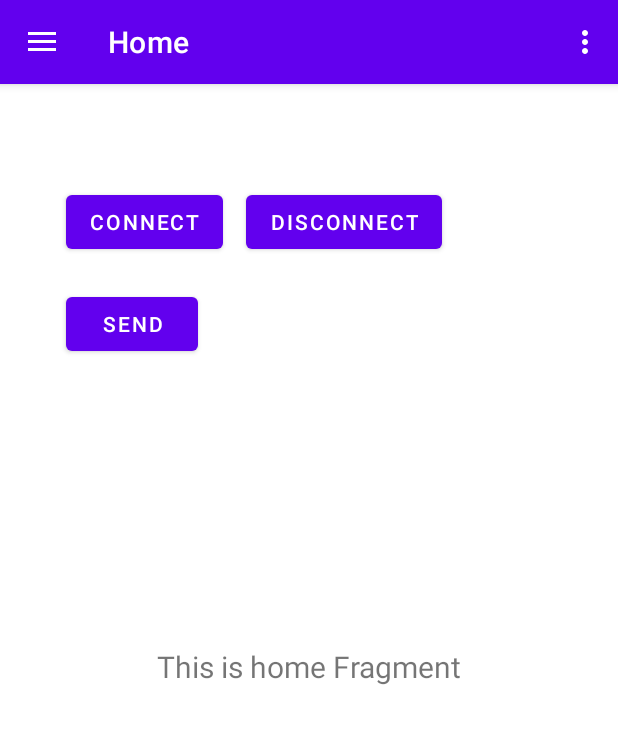
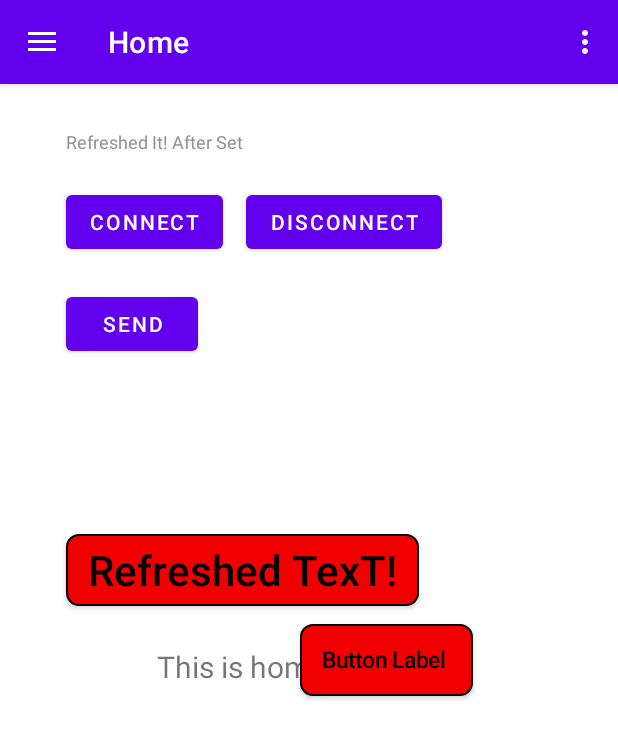
Before and after one commit to H1Jam/ProjectAADA, an Android app: the screen it shows after launch (MainActivity), on a phone screen of 412 x 824 dp. Shown: the top 738 px of the screen. Run offline under Robolectric (Android 15) with nearby library versions, the phone set to English and light mode, and no system bars; our stand-ins replace navigation-ui.

Commit message:
Add the mighty ScreenObjects!

```diff
--- a/app/src/main/AndroidManifest.xml
+++ b/app/src/main/AndroidManifest.xml
@@ -3,6 +3,7 @@
     package="com.hjam.aada">
     <uses-permission android:name="android.permission.BLUETOOTH_CONNECT" />
     <application
+        android:name=".AADATheApp"
         android:allowBackup="true"
         android:icon="@mipmap/ic_launcher"
         android:label="@string/app_name"
@@ -12,6 +13,7 @@
         <activity
             android:name=".MainActivity"
             android:exported="true"
+            android:configChanges="keyboardHidden|orientation|screenSize"
             android:label="@string/app_name"
             android:theme="@style/Theme.AADA.NoActionBar">
             <intent-filter>
--- /dev/null
+++ b/app/src/main/java/com/hjam/aada/AADATheApp.kt
@@ -0,0 +1,16 @@
+package com.hjam.aada
+
+import android.app.Application
+
+class AADATheApp: Application() {
+
+    override fun onCreate() {
+        super.onCreate()
+        instance = this
+    }
+
+    companion object {
+        lateinit var instance: AADATheApp
+            private set
+    }
+}
--- a/app/src/main/java/com/hjam/aada/MainActivity.kt
+++ b/app/src/main/java/com/hjam/aada/MainActivity.kt
@@ -5,13 +5,16 @@ import android.annotation.SuppressLint
 import android.bluetooth.BluetoothDevice
 import android.content.pm.PackageManager
 import android.os.Bundle
+import android.util.DisplayMetrics
 import android.util.Log
+import android.util.TypedValue
 import android.view.Menu
 import android.view.MenuItem
 import android.widget.Button
 import android.widget.TextView
 import androidx.appcompat.app.AlertDialog
 import androidx.appcompat.app.AppCompatActivity
+import androidx.constraintlayout.widget.ConstraintLayout
 import androidx.core.app.ActivityCompat
 import androidx.core.view.GravityCompat
 import androidx.drawerlayout.widget.DrawerLayout
@@ -25,7 +28,7 @@ import com.google.android.material.navigation.NavigationView
 import com.hjam.aada.comm.DataProtocol
 import com.hjam.aada.comm.DataProtocol.handleData
 import com.hjam.aada.databinding.ActivityMainBinding
-import com.hjam.aada.utils.Crc16
+import com.hjam.aada.utils.Logger
 import com.hjam.ezbluelib.EzBlue
 import java.nio.ByteBuffer
 import java.nio.ByteOrder
@@ -47,6 +50,7 @@ class MainActivity : AppCompatActivity(), EzBlue.BlueCallback, EzBlue.BlueParser
         private const val mTag = "AADA_MainActivity"
         private const val BLUETOOTH_PERMISSION_CODE = 101
     }
+
 
     override fun onCreate(savedInstanceState: Bundle?) {
         super.onCreate(savedInstanceState)
@@ -83,17 +87,43 @@ class MainActivity : AppCompatActivity(), EzBlue.BlueCallback, EzBlue.BlueParser
         }
     }
 
+    private fun pxToMm(px: Int): Int {
+        return (px.toFloat() / TypedValue.applyDimension(
+            TypedValue.COMPLEX_UNIT_MM, 1f, resources.displayMetrics
+        )
+                ).toInt()
+    }
+
     private fun setViews() {
         mLblText = binding.root.findViewById(R.id.lbl_text)
         mBtnSend = binding.root.findViewById(R.id.btn_send)
         mBtnConnect = binding.root.findViewById(R.id.btn_connect)
         mBtnDisconnect = binding.root.findViewById(R.id.btn_disconnect)
+
+        val canvas1: ConstraintLayout = findViewById(R.id.canvas01);
+        ScreenObjects.initScreen(canvas1, R.id.canvas01, R.id.canvas01, resources.displayMetrics)
+        val f = resources.displayMetrics.density
+        Logger.debug(
+            mTag, "heightPixels ${resources.displayMetrics.heightPixels} " +
+                    "widthPixels ${resources.displayMetrics.widthPixels}"
+        )
+        Logger.debug(
+            mTag, "heightPixels ${pxToMm(resources.displayMetrics.heightPixels)} " +
+                    "widthPixels ${pxToMm(resources.displayMetrics.widthPixels)}"
+        )
+        ScreenObjects.addTextToScreen(44, 30, -10, "First Test Label", 12)
+        ScreenObjects.refreshText(86, "Refreshed It!")
+        ScreenObjects.refreshText(-10, "Refreshed It! After Set")
+        ScreenObjects.refreshText(12, "Refreshed It! After Set!")
+        ScreenObjects.addButtonToScreen(44, 300, 255, " First Button Label ", 28)
+        ScreenObjects.addButtonToScreen(200, 360, 250, "Button Label ", 15)
+        ScreenObjects.refreshButtonText(255,"Refreshed TexT!")
     }
 
-    private fun bufferProtoTest(long : Long):ByteArray{
+    private fun bufferProtoTest(long: Long): ByteArray {
         val bb1 = ByteBuffer.allocate(Long.SIZE_BYTES + Float.SIZE_BYTES + Short.SIZE_BYTES)
         bb1.order(ByteOrder.LITTLE_ENDIAN)
-        val array = with(bb1){
+        val array = with(bb1) {
             putLong(long)
             putFloat(123.456F)
             putShort(4321)
@@ -104,7 +134,7 @@ class MainActivity : AppCompatActivity(), EzBlue.BlueCallback, EzBlue.BlueParser
     private fun startTheApp() {
         mBtnSend.setOnClickListener {
             // a byte array showcase:
-            val goodData1 = byteArrayOf(0x31,0x32,0x33,0x34,0x35,0x36,0x37,0x38,0x39)
+            val goodData1 = byteArrayOf(0x31, 0x32, 0x33, 0x34, 0x35, 0x36, 0x37, 0x38, 0x39)
             EzBlue.write(DataProtocol.prepareFrame(bufferProtoTest(System.currentTimeMillis())))
             //EzBlue.write(DataProtocol.prepareFrame(goodData1))
             // or just use the above line for single byte transfer:
@@ -117,6 +147,15 @@ class MainActivity : AppCompatActivity(), EzBlue.BlueCallback, EzBlue.BlueParser
         mBtnDisconnect.setOnClickListener {
             EzBlue.stop()
         }
+
+
+        //canvas1.requestLayout()
+//        try {
+//            ScreenObjects.initScreen(canvas1,R.id.canvas01,R.id.canvas01)
+//            ScreenObjects.addTextToScreen(100,200,10,50,1,"First Test Label")
+//        }catch (ex: Exception){
+//            Logger.error(mTag, ex.message.toString())
+//        }
     }
 
     private fun showDevList() {
@@ -160,10 +199,13 @@ class MainActivity : AppCompatActivity(), EzBlue.BlueCallback, EzBlue.BlueParser
     // Function to check and request permission.
     private fun checkPermission(permission: String, requestCode: Int): Boolean {
         if (ActivityCompat.checkSelfPermission(
-                this@MainActivity, permission) == PackageManager.PERMISSION_DENIED) {
+                this@MainActivity, permission
+            ) == PackageManager.PERMISSION_DENIED
+        ) {
             // Requesting the permission
             ActivityCompat.requestPermissions(
-                this@MainActivity, arrayOf(permission), requestCode)
+                this@MainActivity, arrayOf(permission), requestCode
+            )
             return false
         }
         return true
@@ -247,13 +289,15 @@ class MainActivity : AppCompatActivity(), EzBlue.BlueCallback, EzBlue.BlueParser
             Log.d(
                 mTag,
                 "BluePackReceived size=${inp.size} Data=[${
-                    inp.map { it.toUByte() }.joinToString()}]")
+                    inp.map { it.toUByte() }.joinToString()
+                }]"
+            )
             try {
                 //val bb =  ByteBuffer.wrap(inp)
                 //bb.order(ByteOrder.LITTLE_ENDIAN)
                 handleData(inp)
-            }catch (ex :Exception){
-                Log.e(mTag,"bluePackReceived Message "+ex.message.toString())
+            } catch (ex: Exception) {
+                Log.e(mTag, "bluePackReceived Message " + ex.message.toString())
             }
             val tmp = inp.map { it.toUByte() }.joinToString()
             setStatusText(tmp)
--- a/app/src/main/java/com/hjam/aada/ScreenObjects.kt
+++ b/app/src/main/java/com/hjam/aada/ScreenObjects.kt
@@ -1,25 +1,59 @@
 package com.hjam.aada
 
+import android.graphics.Color
+import android.graphics.drawable.Drawable
+import android.util.DisplayMetrics
+import android.util.TypedValue
+import android.view.View
+import android.view.ViewGroup
+import android.widget.Button
+import android.widget.TextView
+import androidx.appcompat.content.res.AppCompatResources
+import androidx.constraintlayout.widget.ConstraintLayout
 import com.hjam.aada.comm.types.TextLabel
 import com.hjam.aada.utils.Logger
+import kotlin.experimental.and
+
 
 object ScreenObjects {
     private val mTag = "ScreenObjects"
-    private val mTexLabelsList:MutableList<TextLabel> = mutableListOf()
+    private val mTexLabelsList: MutableList<TextLabel> = mutableListOf()
+    private var mTopToTop = 0
+    private var mLeftToLeft = 0
+    private lateinit var mCanvasConstraintLayout: ConstraintLayout
+    private lateinit var mDisplayMetrics: DisplayMetrics
 
-    private fun refreshScreen(){
-        for (tl in mTexLabelsList){
-            Logger.debug(mTag,"UI: $tl")
+    enum class ViewColors {
+        Red,
+        Blue,
+        White,
+        Black,
+        Yellow
+    }
+
+    private fun refreshScreen() {
+        for (tl in mTexLabelsList) {
+            Logger.debug(mTag, "UI: $tl")
         }
     }
 
-    fun addTextLabel(textLabel:TextLabel){
-        if (textLabel.tag <= 0){
+    fun initScreen(
+        canvasConstraintLayout: ConstraintLayout, topToTop: Int, leftToLeft: Int,
+        displayMetrics: DisplayMetrics
+    ) {
+        mTopToTop = topToTop
+        mLeftToLeft = leftToLeft
+        mCanvasConstraintLayout = canvasConstraintLayout
+        mDisplayMetrics = displayMetrics
+    }
+
+    fun addTextLabel(textLabel: TextLabel) {
+        if (textLabel.tag <= 0) {
             return
         }
-        Logger.debug(mTag,"addTextLabel: ${textLabel.tag}")
-        for (tl in mTexLabelsList){
-            if (tl.tag == textLabel.tag){
+        Logger.debug(mTag, "addTextLabel: ${textLabel.tag}")
+        for (tl in mTexLabelsList) {
+            if (tl.tag == textLabel.tag) {
                 modifyTextLabel(textLabel)
                 return
             }
@@ -28,10 +62,10 @@ object ScreenObjects {
         refreshScreen()
     }
 
-    private fun modifyTextLabel(textLabel:TextLabel){
-        Logger.debug(mTag,"modifyTextLabel: ${textLabel.tag}")
-        for (i in 0..mTexLabelsList.size){
-            if (mTexLabelsList[i].tag == textLabel.tag){
+    private fun modifyTextLabel(textLabel: TextLabel) {
+        Logger.debug(mTag, "modifyTextLabel: ${textLabel.tag}")
+        for (i in 0..mTexLabelsList.size) {
+            if (mTexLabelsList[i].tag == textLabel.tag) {
                 mTexLabelsList[i].setFromInstance(textLabel)
                 refreshScreen()
                 return
@@ -39,14 +73,172 @@ object ScreenObjects {
         }
     }
 
-    fun removeTextLabel(textLabel:TextLabel){
-        for (tl in mTexLabelsList){
-            if (tl.tag == textLabel.tag){
+    fun removeTextLabel(textLabel: TextLabel) {
+        for (tl in mTexLabelsList) {
+            if (tl.tag == textLabel.tag) {
                 mTexLabelsList.remove(tl)
                 return
             }
         }
     }
 
+    fun addTextToScreen(x: Int, y: Int, cTag: Int, vText: String, fSize: Int) {
+        val px = TypedValue.applyDimension(
+            TypedValue.COMPLEX_UNIT_DIP,
+            x.toFloat(),
+            mDisplayMetrics
+        ).toInt()
+        val py = TypedValue.applyDimension(
+            TypedValue.COMPLEX_UNIT_DIP,
+            y.toFloat(),
+            mDisplayMetrics
+        ).toInt()
+        val params = ConstraintLayout.LayoutParams(
+            ViewGroup.LayoutParams.WRAP_CONTENT,
+            ViewGroup.LayoutParams.WRAP_CONTENT
+        )
+        params.topToTop = mTopToTop
+        params.leftToLeft = mLeftToLeft
+        params.setMargins(px, py, 0, 0)
+        Logger.debug(
+            mTag, "addTextToScreen:[x:$x($px), y:$y($py), " +
+                    "cTag:${cTag.toUInt()}, Text:$vText], size:$fSize"
+        )
+        val lbl = TextView(AADATheApp.instance.applicationContext)
+        lbl.tag = "lbl${cTag.toUInt()}"
+        lbl.text = vText
+        lbl.layoutParams = params
+        lbl.setTextSize(TypedValue.COMPLEX_UNIT_DIP, fSize.toFloat())
+        // SetBtListener(btn[i]);
+        mCanvasConstraintLayout.addView(lbl)
+        //mCanvasConstraintLayout.requestLayout()
+        // SetBtListener(btn)
+    }
+
+    fun refreshText(cTag: Int, vText: String) {
+        val lbl: TextView? = mCanvasConstraintLayout.findViewWithTag("lbl${cTag.toUInt()}")
+        if (lbl != null) {
+            lbl.text = vText
+        } else {
+            Logger.error(mTag, "refreshText: TextView(tag=$cTag) does not exist!")
+        }
+    }
+
+    fun addButtonToScreen(x: Int, y: Int, cTag: Int, vText: String, fSize: Int) {
+        if (cTag < 0 || cTag > 255) {
+            Logger.error(mTag, "addButtonToScreen: Invalid tag! (tag:$cTag)")
+            return
+        }
+        val px = TypedValue.applyDimension(
+            TypedValue.COMPLEX_UNIT_DIP,
+            x.toFloat(),
+            mDisplayMetrics
+        ).toInt()
+        val py = TypedValue.applyDimension(
+            TypedValue.COMPLEX_UNIT_DIP,
+            y.toFloat(),
+            mDisplayMetrics
+        ).toInt()
+        val params = ConstraintLayout.LayoutParams(
+            ViewGroup.LayoutParams.WRAP_CONTENT,
+            ViewGroup.LayoutParams.WRAP_CONTENT
+        )
+        params.topToTop = mTopToTop
+        params.leftToLeft = mLeftToLeft
+        params.setMargins(px, py, 0, 0)
+        Logger.debug(
+            mTag, "addButtonToScreen:[x:$x($px), y:$y($py), " +
+                    "cTag:${cTag.toUInt()}, Text:$vText], size:$fSize"
+        )
+
+        val btn = Button(AADATheApp.instance.applicationContext)
+        btn.tag = "btn${cTag.toUInt()}"
+        btn.text = vText
+        btn.layoutParams = params
+        btn.isAllCaps = false
+        btn.setTextSize(TypedValue.COMPLEX_UNIT_DIP, fSize.toFloat())
+        btn.setTextColor(getDrawableForegroundColor(ViewColors.Red))
+        btn.background = getDrawable(ViewColors.Red)
+        val pad = TypedValue.applyDimension(
+            TypedValue.COMPLEX_UNIT_DIP,
+            15.0F,
+            mDisplayMetrics
+        ).toInt()
+
+        btn.setPaddingRelative(pad, 0, pad, 0)
+        mCanvasConstraintLayout.addView(btn)
+        setButtonListener(btn)
+    }
+
+    fun setButtonListener(button: Button) {
+        val buttonListener: View.OnClickListener = object : View.OnClickListener {
+            var numClicks = 0
+            override fun onClick(v: View?) {
+                numClicks++
+                val str = "TAG:${button.tag} $numClicks"
+                button.text = str
+                sendButtonClickData(v?.tag.toString())
+            }
+        }
+        button.setOnClickListener(buttonListener)
+    }
+
+    fun sendButtonClickData(tag: String) {
+        try {
+            val pTag: UByte = (Integer.parseInt(tag.drop(3))).toUByte() and 0xFF.toUByte()
+            Logger.debug(mTag, "sendBtnClickData: $pTag")
+        } catch (ex: Exception) {
+            Logger.debug(mTag, "sendBtnClickData: ${ex.message}")
+        }
+    }
+
+    fun refreshButtonText(cTag: Int, vText: String) {
+        val btn: Button? = mCanvasConstraintLayout.findViewWithTag("btn${cTag.toUInt()}")
+        if (btn != null) {
+            btn.text = vText
+        } else {
+            Logger.error(mTag, "refreshButtonText: Button(tag=$cTag) does not exist!")
+        }
+    }
+
+
+    private fun getDrawable(color: ViewColors): Drawable? {
+        return when (color) {
+            (ViewColors.Red) -> {
+                AppCompatResources.getDrawable(
+                    AADATheApp.instance.applicationContext,
+                    R.drawable.button_red
+                )
+            }
+            else -> {
+                AppCompatResources.getDrawable(
+                    AADATheApp.instance.applicationContext,
+                    R.drawable.button_red
+                )
+            }
+        }
+    }
+    private fun getDrawableForegroundColor(color: ViewColors): Int {
+        return when (color) {
+            (ViewColors.Red) -> {
+                Color.BLACK
+            }
+            (ViewColors.Blue) -> {
+                Color.WHITE
+            }
+            (ViewColors.Black) -> {
+                Color.WHITE
+            }
+            (ViewColors.White) -> {
+                Color.BLACK
+            }
+            (ViewColors.Yellow) -> {
+                Color.BLACK
+            }
+            else -> {
+              Color.BLACK
+            }
+        }
+    }
 
 }
--- a/app/src/main/java/com/hjam/aada/comm/types/AnalogGauge.kt
+++ b/app/src/main/java/com/hjam/aada/comm/types/AnalogGauge.kt
@@ -1,6 +1,7 @@
 package com.hjam.aada.comm.types
 
 class AnalogGauge(
+    private var tag: String,
     private val x: Int,
     private val y: Int,
     private val width: Int,
--- a/app/src/main/java/com/hjam/aada/comm/types/DataStateMachine.kt
+++ b/app/src/main/java/com/hjam/aada/comm/types/DataStateMachine.kt
@@ -14,6 +14,7 @@ class DataStateMachine {
             when (switch){
                 AnalogGauge.mID->{
                     Logger.debug(mTag, "Got AnalogGauge")
+                    //bb.get
                 }
                 200.toByte()->{
                     Logger.debug(mTag, "Got 200")
--- a/app/src/main/java/com/hjam/aada/comm/types/TextLabel.kt
+++ b/app/src/main/java/com/hjam/aada/comm/types/TextLabel.kt
@@ -30,4 +30,5 @@ class TextLabel(
     override fun toString(): String {
         return "TextLabel:[Tag:$tag, x:$x, y:$y, size:$size, value:$value]"
     }
+
 }
```
